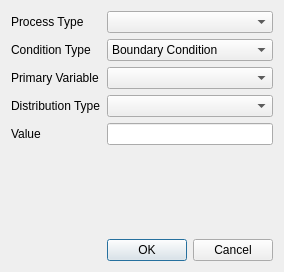
First picture: the form in Applications/DataExplorer/DataView/FEMConditionSetup.ui, repository ufz/ogs, before the edit.
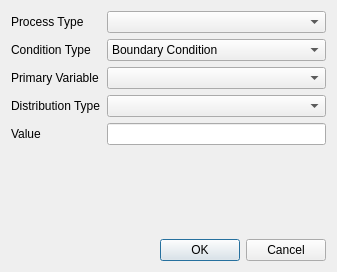
Second picture: the form after the edit.

```diff
--- a/Applications/DataExplorer/DataView/FEMConditionSetup.ui
+++ b/Applications/DataExplorer/DataView/FEMConditionSetup.ui
@@ -6,7 +6,7 @@
    <rect>
     <x>0</x>
     <y>0</y>
-    <width>280</width>
+    <width>337</width>
     <height>272</height>
    </rect>
   </property>
```
Left out of the diff: 8 changed lines with no effect on the pictures.
